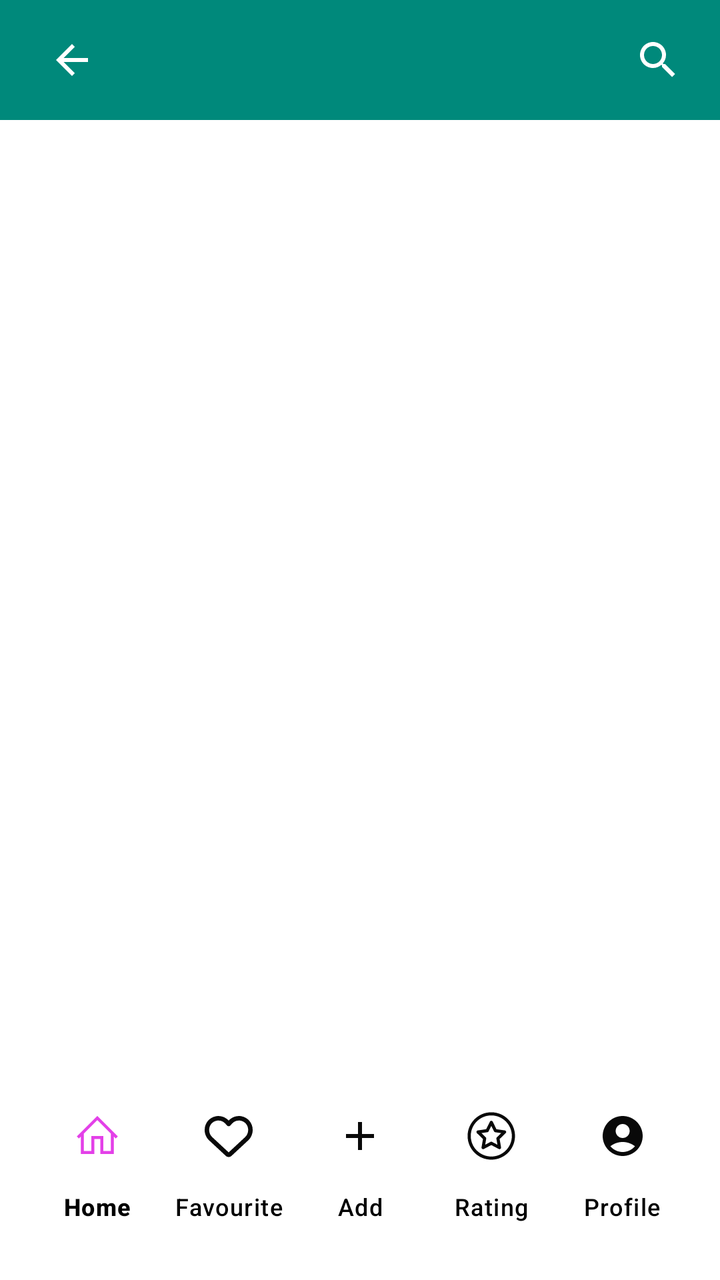
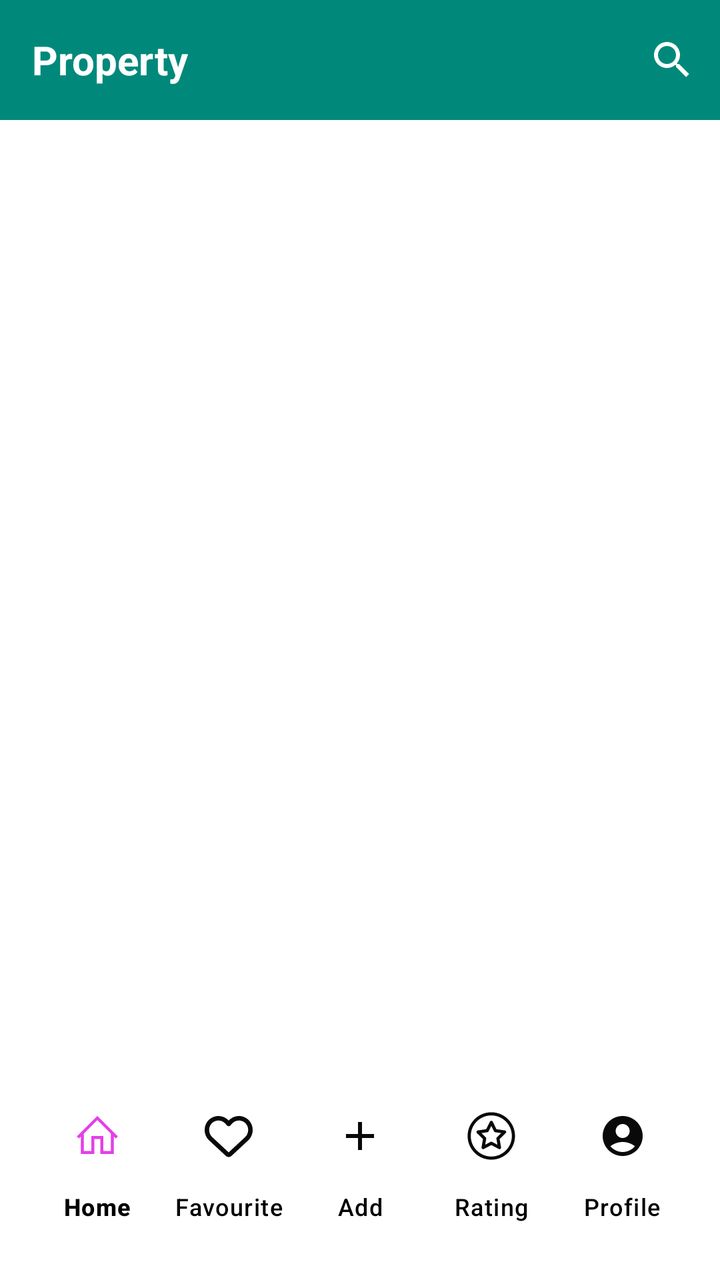

Two renders of the same Android screen: before a commit and after it. Below are the layout's source before the change and the commit's diff.
<!-- AndroidManifest.xml: application theme Theme.BasaKhuji -->
<!-- res/layout/activity_main.xml -->
<LinearLayout
    xmlns:android="http://schemas.android.com/apk/res/android"
    android:layout_width="match_parent"
    android:layout_height="match_parent"
    android:orientation="vertical">

    
    <androidx.appcompat.widget.Toolbar
        android:id="@+id/toolbar"
        android:layout_width="match_parent"
        android:layout_height="60dp"
        android:background="#00897B"
        android:elevation="4dp"
        android:popupTheme="@style/ThemeOverlay.AppCompat.Light"
        android:theme="@style/ThemeOverlay.AppCompat.Dark.ActionBar">

        
        <ImageView
            android:id="@+id/backButton"
            android:layout_width="wrap_content"
            android:layout_height="wrap_content"
            android:layout_gravity="start"
            android:contentDescription="Back"
            android:padding="8dp"
            android:src="@drawable/ic_back" />

        <SearchView
            android:id="@+id/searchView"
            android:layout_width="55dp"
            android:layout_height="wrap_content"
            android:layout_gravity="end"
            android:layout_marginTop="2dp"
            android:queryHint="Search Properties" />

    </androidx.appcompat.widget.Toolbar>


<LinearLayout
    xmlns:app="http://schemas.android.com/apk/res-auto"
    android:layout_width="match_parent"
    android:layout_height="match_parent"
    android:background="@color/white"
    android:orientation="vertical"
    android:padding="16dp">

    <ScrollView
        android:layout_width="match_parent"
        android:layout_height="0dp"
        android:layout_weight="1">

        <androidx.recyclerview.widget.RecyclerView
            android:id="@+id/recyclerview"
            android:layout_width="match_parent"
            android:layout_height="wrap_content" />

    </ScrollView>


    <com.google.android.material.bottomnavigation.BottomNavigationView
        android:id="@+id/bottom_nav"
        android:layout_width="match_parent"
        android:layout_height="wrap_content"
        android:layout_alignParentBottom="true"
        android:background="#ffffff"
        app:itemIconTint="@drawable/item_selector"
        app:itemRippleColor="@android:color/transparent"
        app:itemTextColor="@color/black"
        app:labelVisibilityMode="labeled"
        app:menu="@menu/item_menu" />


</LinearLayout>
</LinearLayout>
<!-- resources referenced by this layout -->
<resources>
  <color name="black">#FF000000</color>
  <color name="white">#FFFFFFFF</color>
  <!-- drawable ic_back (drawable) -->
  <vector android:autoMirrored="true" android:height="24dp"
      android:tint="#FFFFFF" android:viewportHeight="24"
      android:viewportWidth="24" android:width="24dp" xmlns:android="http://schemas.android.com/apk/res/android">
      <path android:fillColor="@android:color/white" android:pathData="M20,11H7.83l5.59,-5.59L12,4l-8,8 8,8 1.41,-1.41L7.83,13H20v-2z"/>
  </vector>
  <!-- drawable item_selector (drawable) -->
  <?xml version="1.0" encoding="utf-8"?>
  <selector xmlns:android="http://schemas.android.com/apk/res/android">
      <item android:state_pressed="true" android:color="#E340E8"/>
      <item android:state_checked="true" android:color="#E340E8"/>
  
      <item android:color="#090909"/>
  </selector>
  <style name="Theme.BasaKhuji" parent="Base.Theme.BasaKhuji" />
  <style name="Base.Theme.BasaKhuji" parent="Theme.Material3.DayNight.NoActionBar">
          
          
      </style>
</resources>

<!-- the commit's change to res/layout/activity_main.xml (unified diff, before → after) -->
@@ -14,19 +14,19 @@
         android:popupTheme="@style/ThemeOverlay.AppCompat.Light"
         android:theme="@style/ThemeOverlay.AppCompat.Dark.ActionBar">
 
-        
-        <ImageView
-            android:id="@+id/backButton"
+        <TextView
             android:layout_width="wrap_content"
             android:layout_height="wrap_content"
+            android:text="Property"
+            android:textSize="20sp"
+            android:textStyle="bold"
+            android:textColor="@color/white"
             android:layout_gravity="start"
-            android:contentDescription="Back"
-            android:padding="8dp"
-            android:src="@drawable/ic_back" />
+            />
 
         <SearchView
             android:id="@+id/searchView"
-            android:layout_width="55dp"
+            android:layout_width="wrap_content"
             android:layout_height="wrap_content"
             android:layout_gravity="end"
             android:layout_marginTop="2dp"
<!-- resource entries referenced after the edit -->
@@ -2,12 +2,6 @@
 <resources>
   <color name="black">#FF000000</color>
   <color name="white">#FFFFFFFF</color>
-  <!-- drawable ic_back (drawable) -->
-  <vector android:autoMirrored="true" android:height="24dp"
-      android:tint="#FFFFFF" android:viewportHeight="24"
-      android:viewportWidth="24" android:width="24dp" xmlns:android="http://schemas.android.com/apk/res/android">
-      <path android:fillColor="@android:color/white" android:pathData="M20,11H7.83l5.59,-5.59L12,4l-8,8 8,8 1.41,-1.41L7.83,13H20v-2z"/>
-  </vector>
   <!-- drawable item_selector (drawable) -->
   <?xml version="1.0" encoding="utf-8"?>
   <selector xmlns:android="http://schemas.android.com/apk/res/android">
